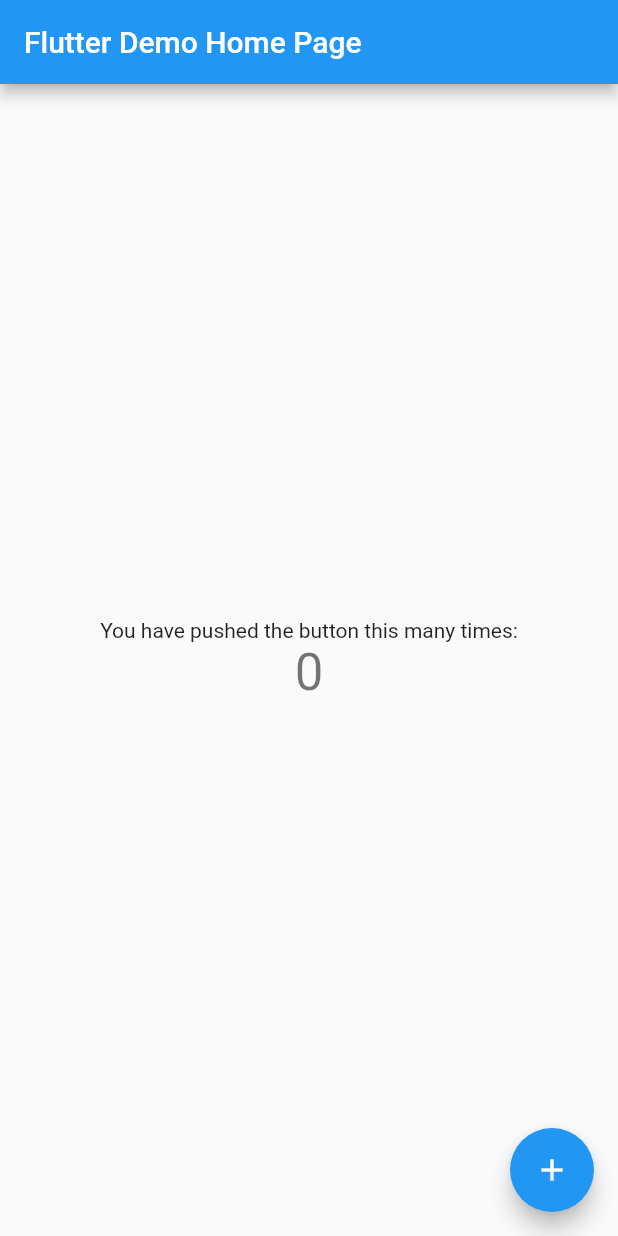
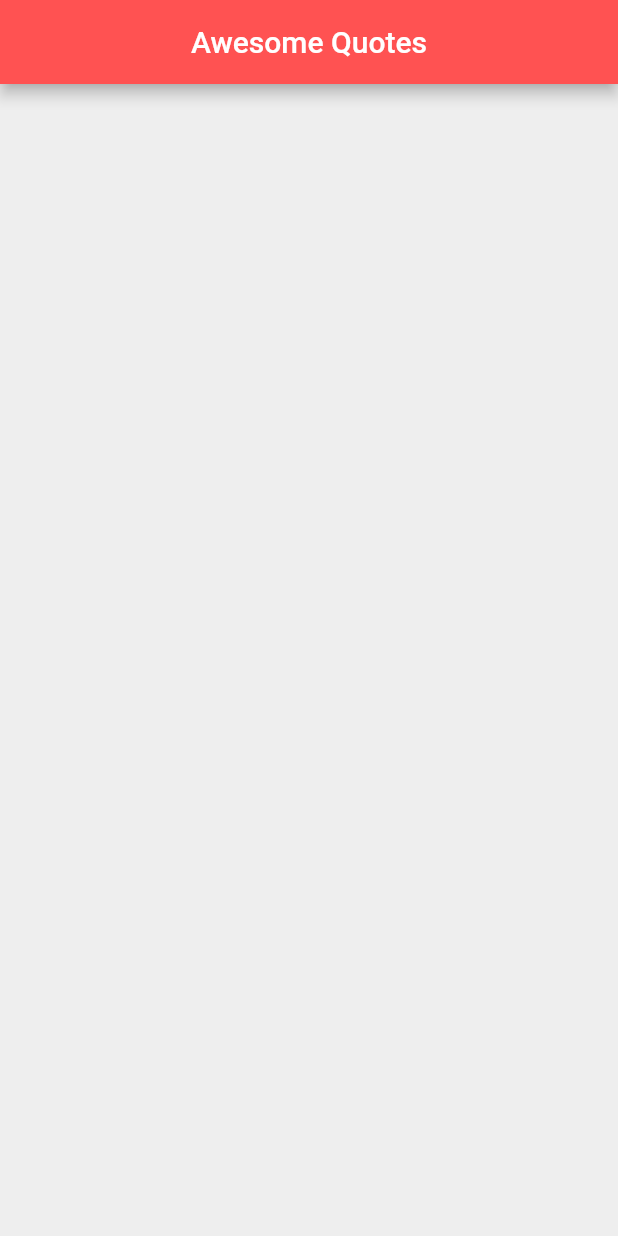
Before and after one commit to kouyoumikan/fluttter_quotes, a Flutter app: the screen it shows after launch, on a phone screen of 412 x 824 dp. Run offline on Flutter 3.47's test engine with Material 2 defaults, Android fonts, the phone set to English and light mode, and no system bars.

Commit message:
#17 Flutter  Lists Of Data　アプリバー作成

```diff
--- a/lib/main.dart
+++ b/lib/main.dart
@@ -1,111 +1,24 @@
 import 'package:flutter/material.dart';
 
-void main() => runApp(MyApp());
+void main() => runApp(MaterialApp(
+  home: QuoteList(),
+));
 
-class MyApp extends StatelessWidget {
-  // This widget is the root of your application.
+class QuoteList extends StatefulWidget {
+  @override
+  _QuoteListState createState() => _QuoteListState();
+}
+
+class _QuoteListState extends State<QuoteList> {
   @override
   Widget build(BuildContext context) {
-    return MaterialApp(
-      title: 'Flutter Demo',
-      theme: ThemeData(
-        // This is the theme of your application.
-        //
-        // Try running your application with "flutter run". You'll see the
-        // application has a blue toolbar. Then, without quitting the app, try
-        // changing the primarySwatch below to Colors.green and then invoke
-        // "hot reload" (press "r" in the console where you ran "flutter run",
-        // or simply save your changes to "hot reload" in a Flutter IDE).
-        // Notice that the counter didn't reset back to zero; the application
-        // is not restarted.
-        primarySwatch: Colors.blue,
+    return Scaffold(
+      backgroundColor: Colors.grey[200],
+      appBar: AppBar(
+        title: Text("Awesome Quotes"),
+        centerTitle: true,
+        backgroundColor: Colors.redAccent,
       ),
-      home: MyHomePage(title: 'Flutter Demo Home Page'),
     );
   }
 }
-
-class MyHomePage extends StatefulWidget {
-  MyHomePage({Key key, this.title}) : super(key: key);
-
-  // This widget is the home page of your application. It is stateful, meaning
-  // that it has a State object (defined below) that contains fields that affect
-  // how it looks.
-
-  // This class is the configuration for the state. It holds the values (in this
-  // case the title) provided by the parent (in this case the App widget) and
-  // used by the build method of the State. Fields in a Widget subclass are
-  // always marked "final".
-
-  final String title;
-
-  @override
-  _MyHomePageState createState() => _MyHomePageState();
-}
-
-class _MyHomePageState extends State<MyHomePage> {
-  int _counter = 0;
-
-  void _incrementCounter() {
-    setState(() {
-      // This call to setState tells the Flutter framework that something has
-      // changed in this State, which causes it to rerun the build method below
-      // so that the display can reflect the updated values. If we changed
-      // _counter without calling setState(), then the build method would not be
-      // called again, and so nothing would appear to happen.
-      _counter++;
-    });
-  }
-
-  @override
-  Widget build(BuildContext context) {
-    // This method is rerun every time setState is called, for instance as done
-    // by the _incrementCounter method above.
-    //
-    // The Flutter framework has been optimized to make rerunning build methods
-    // fast, so that you can just rebuild anything that needs updating rather
-    // than having to individually change instances of widgets.
-    return Scaffold(
-      appBar: AppBar(
-        // Here we take the value from the MyHomePage object that was created by
-        // the App.build method, and use it to set our appbar title.
-        title: Text(widget.title),
-      ),
-      body: Center(
-        // Center is a layout widget. It takes a single child and positions it
-        // in the middle of the parent.
-        child: Column(
-          // Column is also a layout widget. It takes a list of children and
-          // arranges them vertically. By default, it sizes itself to fit its
-          // children horizontally, and tries to be as tall as its parent.
-          //
-          // Invoke "debug painting" (press "p" in the console, choose the
-          // "Toggle Debug Paint" action from the Flutter Inspector in Android
-          // Studio, or the "Toggle Debug Paint" command in Visual Studio Code)
-          // to see the wireframe for each widget.
-          //
-          // Column has various properties to control how it sizes itself and
-          // how it positions its children. Here we use mainAxisAlignment to
-          // center the children vertically; the main axis here is the vertical
-          // axis because Columns are vertical (the cross axis would be
-          // horizontal).
-          mainAxisAlignment: MainAxisAlignment.center,
-          children: <Widget>[
-            Text(
-              'You have pushed the button this many times:',
-            ),
-            Text(
-              '$_counter',
-              style: Theme.of(context).textTheme.display1,
-            ),
-          ],
-        ),
-      ),
-      floatingActionButton: FloatingActionButton(
-        onPressed: _incrementCounter,
-        tooltip: 'Increment',
-        child: Icon(Icons.add),
-      ), // This trailing comma makes auto-formatting nicer for build methods.
-    );
-  }
-}
```
